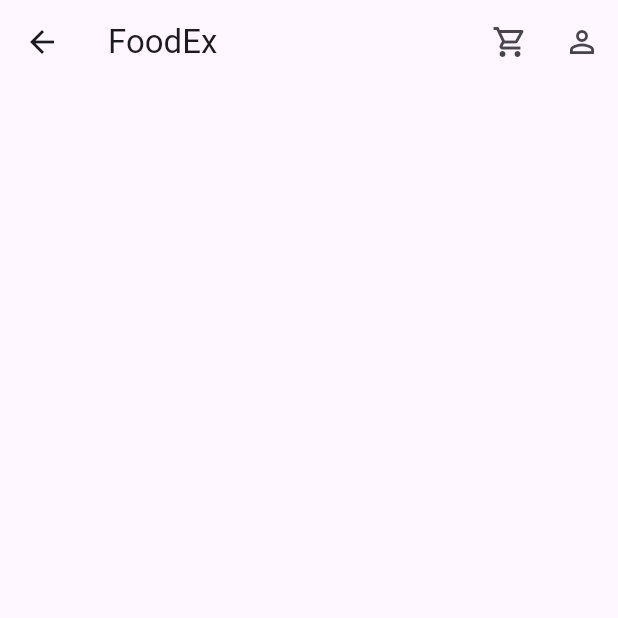
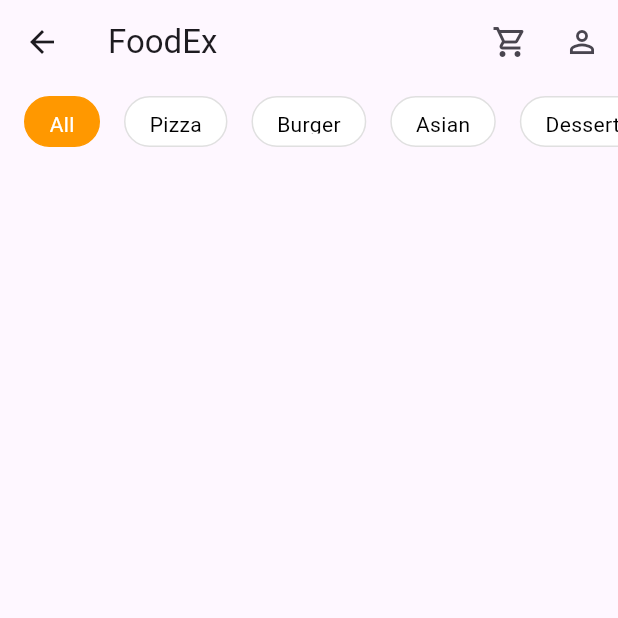
Before and after one commit to Mehreen-siddique/food_app, a Flutter app: the HomeScreen screen opened directly, on a phone screen of 412 x 824 dp, the top half of it. Run offline on Flutter 3.47's test engine with Material 3 defaults, Android fonts, the phone set to English and light mode, and no system bars.

Commit message:
Add the category chips in the home screen.

```diff
--- a/lib/screens/home/homeScreen.dart
+++ b/lib/screens/home/homeScreen.dart
@@ -76,6 +76,51 @@ class _HomeScreenState extends State<HomeScreen> {
         ],
       ),
 
+      body: Column(
+        children: [
+          // category chips
+          SizedBox(
+            height: 50,
+            child: ListView.builder(
+              scrollDirection: Axis.horizontal,
+              padding: const EdgeInsets.all(8),
+              itemCount: categories.length,
+              itemBuilder: (context, index) {
+                final cat = categories[index];
+                final isSelected = cat == selectedCategory;
+                return GestureDetector(
+                  onTap: () {
+                    setState(() {
+                      selectedCategory = cat;
+                    });
+                  },
+                  child: Container(
+                    margin: const EdgeInsets.symmetric(horizontal: 8),
+                    padding:
+                    const EdgeInsets.symmetric(horizontal: 16, vertical: 8),
+                    decoration: BoxDecoration(
+                      color: isSelected ? Colors.orange : Colors.white,
+                      border: Border.all(
+                          color:
+                          isSelected ? Colors.orange : Colors.grey.shade300),
+                      borderRadius: BorderRadius.circular(20),
+                    ),
+                    child: Center(
+                      child: Text(
+                        cat,
+                        style: TextStyle(
+                          color: isSelected ? Colors.white : Colors.black,
+                        ),
+                      ),
+                    ),
+                  ),
+                );
+              },
+            ),
+          ),
+        ],
+      ),
+
 
     );
   }
```
